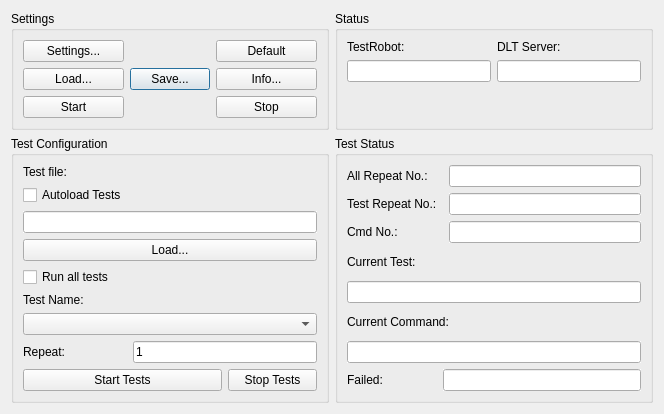
Qt form dialog.ui (HugoCunha/DLTTestRobot) before a commit.
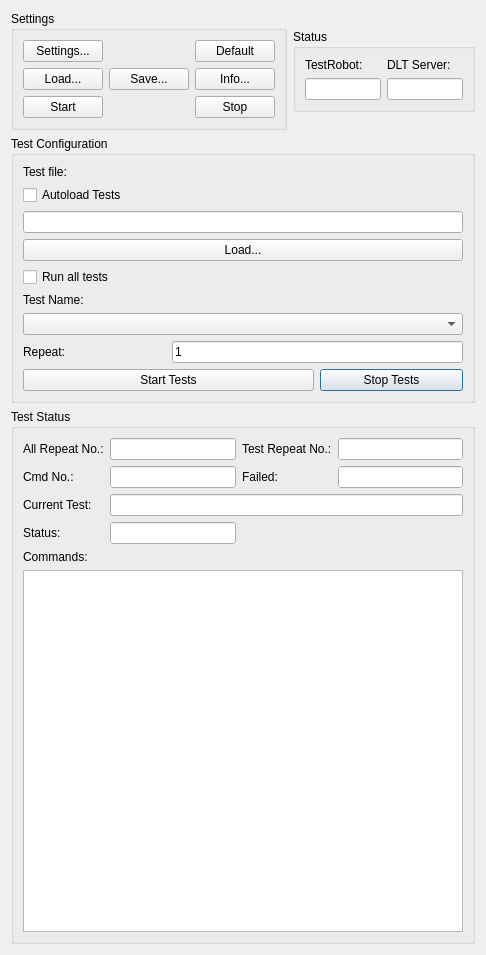
The same form after that commit.

Commit message: Show list of commands

```diff
--- a/dialog.ui
+++ b/dialog.ui
@@ -6,8 +6,8 @@
    <rect>
     <x>0</x>
     <y>0</y>
-    <width>664</width>
-    <height>401</height>
+    <width>486</width>
+    <height>955</height>
    </rect>
   </property>
   <property name="sizePolicy">
@@ -36,6 +36,12 @@
   <layout class="QGridLayout" name="gridLayout">
    <item row="0" column="1">
     <widget class="QGroupBox" name="groupBox_8">
+     <property name="sizePolicy">
+      <sizepolicy hsizetype="Preferred" vsizetype="Fixed">
+       <horstretch>0</horstretch>
+       <verstretch>0</verstretch>
+      </sizepolicy>
+     </property>
      <property name="title">
       <string>Status</string>
      </property>
@@ -68,47 +74,30 @@
         </property>
        </widget>
       </item>
-      <item row="2" column="0">
-       <spacer name="verticalSpacer">
-        <property name="orientation">
-         <enum>Qt::Vertical</enum>
-        </property>
-        <property name="sizeHint" stdset="0">
-         <size>
-          <width>20</width>
-          <height>40</height>
-         </size>
-        </property>
-       </spacer>
-      </item>
      </layout>
     </widget>
    </item>
-   <item row="2" column="1">
-    <widget class="QGroupBox" name="groupBox">
+   <item row="1" column="0" rowspan="2" colspan="2">
+    <widget class="QGroupBox" name="groupBox_2">
+     <property name="sizePolicy">
+      <sizepolicy hsizetype="Preferred" vsizetype="Minimum">
+       <horstretch>0</horstretch>
+       <verstretch>0</verstretch>
+      </sizepolicy>
+     </property>
      <property name="title">
-      <string>Test Status</string>
+      <string>Test Configuration</string>
      </property>
-     <layout class="QGridLayout" name="gridLayout_5">
-      <item row="9" column="1" colspan="2">
-       <widget class="QLineEdit" name="lineEditFailed">
-        <property name="autoFillBackground">
-         <bool>true</bool>
-        </property>
-        <property name="readOnly">
-         <bool>true</bool>
-        </property>
-       </widget>
-      </item>
-      <item row="6" column="0" colspan="3">
-       <widget class="QLabel" name="label_3">
+     <layout class="QGridLayout" name="gridLayout_4">
+      <item row="9" column="2">
+       <widget class="QPushButton" name="pushButtonStopTest">
         <property name="text">
-         <string>Current Command:</string>
+         <string>Stop Tests</string>
         </property>
        </widget>
       </item>
-      <item row="2" column="2">
-       <widget class="QLineEdit" name="lineEditCmdNo">
+      <item row="2" column="0" colspan="3">
+       <widget class="QLineEdit" name="lineEditTestFile">
         <property name="autoFillBackground">
          <bool>true</bool>
         </property>
@@ -117,72 +106,76 @@
         </property>
        </widget>
       </item>
-      <item row="1" column="2">
-       <widget class="QLineEdit" name="lineEditTestRepeatNo">
-        <property name="autoFillBackground">
-         <bool>true</bool>
-        </property>
-        <property name="readOnly">
-         <bool>true</bool>
-        </property>
-       </widget>
-      </item>
-      <item row="3" column="0">
-       <widget class="QLabel" name="label_10">
+      <item row="0" column="0">
+       <widget class="QLabel" name="label">
         <property name="text">
-         <string>Current Test:</string>
+         <string>Test file:</string>
         </property>
        </widget>
       </item>
       <item row="1" column="0">
-       <widget class="QLabel" name="label_6">
+       <widget class="QCheckBox" name="checkBoxAutoloadTests">
         <property name="text">
-         <string>Test Repeat No.:</string>
+         <string>Autoload Tests</string>
+        </property>
+       </widget>
+      </item>
+      <item row="8" column="0">
+       <widget class="QLabel" name="label_8">
+        <property name="text">
+         <string>Repeat:</string>
+        </property>
+       </widget>
+      </item>
+      <item row="6" column="0">
+       <widget class="QLabel" name="label_2">
+        <property name="text">
+         <string>Test Name:</string>
+        </property>
+       </widget>
+      </item>
+      <item row="4" column="0">
+       <widget class="QCheckBox" name="checkBoxRunAllTest">
+        <property name="text">
+         <string>Run all tests</string>
+        </property>
+       </widget>
+      </item>
+      <item row="9" column="0" colspan="2">
+       <widget class="QPushButton" name="pushButtonStartTest">
+        <property name="text">
+         <string>Start Tests</string>
+        </property>
+       </widget>
+      </item>
+      <item row="3" column="0" colspan="3">
+       <widget class="QPushButton" name="pushButtonTestLoad">
+        <property name="text">
+         <string>Load...</string>
         </property>
        </widget>
       </item>
       <item row="7" column="0" colspan="3">
-       <widget class="QLineEdit" name="lineEditCurrentCommand">
-        <property name="autoFillBackground">
-         <bool>true</bool>
-        </property>
-        <property name="readOnly">
-         <bool>true</bool>
-        </property>
-       </widget>
+       <widget class="QComboBox" name="comboBoxTestName"/>
       </item>
-      <item row="4" column="0" colspan="3">
-       <widget class="QLineEdit" name="lineEditCurrentTest"/>
-      </item>
-      <item row="2" column="0">
-       <widget class="QLabel" name="label_5">
+      <item row="8" column="1" colspan="2">
+       <widget class="QLineEdit" name="lineEditRepeat">
         <property name="text">
-         <string>Cmd No.:</string>
+         <string>1</string>
         </property>
        </widget>
       </item>
-      <item row="9" column="0">
-       <widget class="QLabel" name="label_9">
-        <property name="text">
-         <string>Failed:</string>
-        </property>
-       </widget>
-      </item>
-      <item row="0" column="0">
-       <widget class="QLabel" name="label_11">
-        <property name="text">
-         <string>All Repeat No.:</string>
-        </property>
-       </widget>
-      </item>
-      <item row="0" column="2">
-       <widget class="QLineEdit" name="lineEditRepeatNo"/>
-      </item>
      </layout>
     </widget>
    </item>
    <item row="0" column="0">
     <widget class="QGroupBox" name="groupBox_6">
+     <property name="sizePolicy">
+      <sizepolicy hsizetype="Preferred" vsizetype="Fixed">
+       <horstretch>0</horstretch>
+       <verstretch>0</verstretch>
+      </sizepolicy>
+     </property>
      <property name="title">
       <string>Settings</string>
      </property>
@@ -251,88 +244,117 @@
      </layout>
     </widget>
    </item>
-   <item row="2" column="0">
-    <widget class="QGroupBox" name="groupBox_2">
+   <item row="3" column="0" colspan="2">
+    <widget class="QGroupBox" name="groupBox">
      <property name="title">
-      <string>Test Configuration</string>
+      <string>Test Status</string>
      </property>
-     <layout class="QGridLayout" name="gridLayout_4">
-      <item row="1" column="0">
-       <widget class="QCheckBox" name="checkBoxAutoloadTests">
-        <property name="text">
-         <string>Autoload Tests</string>
-        </property>
-       </widget>
-      </item>
+     <layout class="QGridLayout" name="gridLayout_5">
       <item row="4" column="0">
-       <widget class="QCheckBox" name="checkBoxRunAllTest">
+       <widget class="QLabel" name="label_3">
         <property name="text">
-         <string>Run all tests</string>
+         <string>Status:</string>
         </property>
        </widget>
       </item>
-      <item row="7" column="0" colspan="3">
-       <widget class="QComboBox" name="comboBoxTestName"/>
-      </item>
-      <item row="9" column="2">
-       <widget class="QPushButton" name="pushButtonStopTest">
-        <property name="text">
-         <string>Stop Tests</string>
-        </property>
-       </widget>
-      </item>
-      <item row="8" column="1" colspan="2">
-       <widget class="QLineEdit" name="lineEditRepeat">
-        <property name="text">
-         <string>1</string>
-        </property>
-       </widget>
-      </item>
-      <item row="2" column="0" colspan="3">
-       <widget class="QLineEdit" name="lineEditTestFile">
-        <property name="autoFillBackground">
-         <bool>true</bool>
-        </property>
-        <property name="readOnly">
-         <bool>true</bool>
-        </property>
-       </widget>
+      <item row="0" column="1">
+       <widget class="QLineEdit" name="lineEditRepeatNo"/>
       </item>
       <item row="0" column="0">
-       <widget class="QLabel" name="label">
+       <widget class="QLabel" name="label_11">
         <property name="text">
-         <string>Test file:</string>
+         <string>All Repeat No.:</string>
         </property>
        </widget>
       </item>
-      <item row="3" column="0" colspan="3">
-       <widget class="QPushButton" name="pushButtonTestLoad">
-        <property name="text">
-         <string>Load...</string>
+      <item row="2" column="1">
+       <widget class="QLineEdit" name="lineEditCmdNo">
+        <property name="autoFillBackground">
+         <bool>true</bool>
         </property>
-       </widget>
-      </item>
-      <item row="9" column="0" colspan="2">
-       <widget class="QPushButton" name="pushButtonStartTest">
-        <property name="text">
-         <string>Start Tests</string>
+        <property name="readOnly">
+         <bool>true</bool>
         </property>
        </widget>
       </item>
-      <item row="8" column="0">
-       <widget class="QLabel" name="label_8">
+      <item row="3" column="0">
+       <widget class="QLabel" name="label_10">
         <property name="text">
-         <string>Repeat:</string>
+         <string>Current Test:</string>
         </property>
        </widget>
       </item>
       <item row="6" column="0">
-       <widget class="QLabel" name="label_2">
+       <widget class="QLabel" name="label_12">
         <property name="text">
-         <string>Test Name:</string>
+         <string>Commands:</string>
         </property>
        </widget>
       </item>
+      <item row="0" column="2">
+       <widget class="QLabel" name="label_6">
+        <property name="text">
+         <string>Test Repeat No.:</string>
+        </property>
+       </widget>
+      </item>
+      <item row="2" column="0">
+       <widget class="QLabel" name="label_5">
+        <property name="text">
+         <string>Cmd No.:</string>
+        </property>
+       </widget>
+      </item>
+      <item row="0" column="3">
+       <widget class="QLineEdit" name="lineEditTestRepeatNo">
+        <property name="autoFillBackground">
+         <bool>true</bool>
+        </property>
+        <property name="readOnly">
+         <bool>true</bool>
+        </property>
+       </widget>
+      </item>
+      <item row="7" column="0" colspan="4">
+       <widget class="QListWidget" name="listWidgetCommands">
+        <property name="sizePolicy">
+         <sizepolicy hsizetype="Expanding" vsizetype="Expanding">
+          <horstretch>0</horstretch>
+          <verstretch>0</verstretch>
+         </sizepolicy>
+        </property>
+       </widget>
+      </item>
+      <item row="4" column="1">
+       <widget class="QLineEdit" name="lineEditCurrentCommand">
+        <property name="autoFillBackground">
+         <bool>true</bool>
+        </property>
+        <property name="readOnly">
+         <bool>true</bool>
+        </property>
+       </widget>
+      </item>
+      <item row="2" column="2">
+       <widget class="QLabel" name="label_9">
+        <property name="text">
+         <string>Failed:</string>
+        </property>
+       </widget>
+      </item>
+      <item row="2" column="3">
+       <widget class="QLineEdit" name="lineEditFailed">
+        <property name="autoFillBackground">
+         <bool>true</bool>
+        </property>
+        <property name="readOnly">
+         <bool>true</bool>
+        </property>
+       </widget>
+      </item>
+      <item row="3" column="1" colspan="3">
+       <widget class="QLineEdit" name="lineEditCurrentTest"/>
+      </item>
      </layout>
     </widget>
    </item>
```
Left out of the diff: 14 changed lines with no effect on the pictures. The commit also changes 5 other files.
